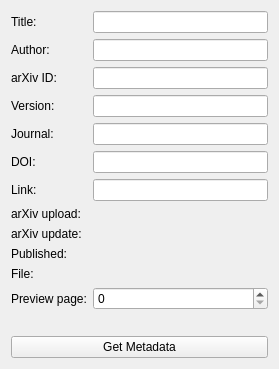
Old version of the form amt/views/ui/articleForm.ui in the repository eg0rim/amt.
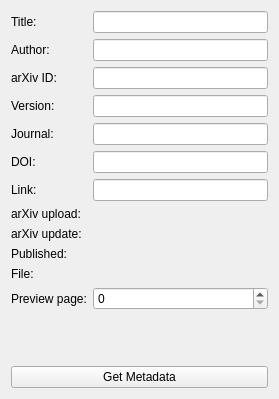
New version of the form. Custom widgets are drawn as their Qt base class.

```diff
--- a/amt/views/ui/articleForm.ui
+++ b/amt/views/ui/articleForm.ui
@@ -7,7 +7,7 @@
     <x>0</x>
     <y>0</y>
     <width>279</width>
-    <height>369</height>
+    <height>399</height>
    </rect>
   </property>
   <property name="windowTitle">
```
